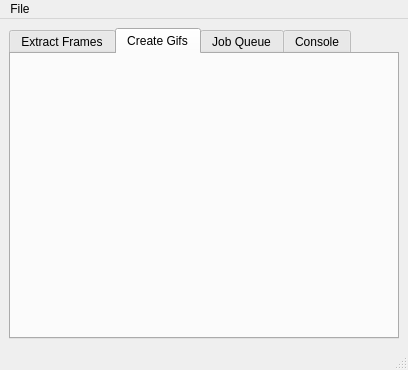
Qt form data/screen.ui (KaiAPaulhus/GifExtract) before a commit.
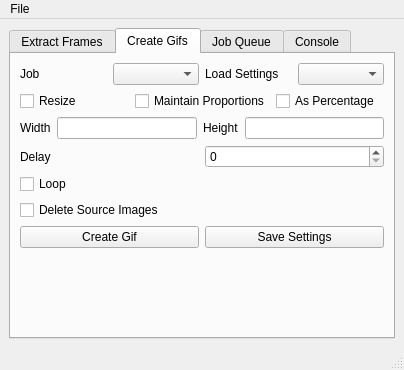
The same form after that commit. The open tabs and pages were chosen to show the change.

```diff
--- a/data/screen.ui
+++ b/data/screen.ui
@@ -6,7 +6,7 @@
    <rect>
     <x>0</x>
     <y>0</y>
-    <width>408</width>
+    <width>404</width>
     <height>370</height>
    </rect>
   </property>
@@ -302,6 +302,147 @@
        <attribute name="title">
         <string>Create Gifs</string>
        </attribute>
+       <layout class="QVBoxLayout" name="verticalLayout_5">
+        <item>
+         <layout class="QHBoxLayout" name="horizontalLayout_15">
+          <item>
+           <widget class="QLabel" name="label_8">
+            <property name="text">
+             <string>Job</string>
+            </property>
+           </widget>
+          </item>
+          <item>
+           <widget class="QComboBox" name="cmb_job"/>
+          </item>
+          <item>
+           <widget class="QLabel" name="label_9">
+            <property name="text">
+             <string>Load Settings</string>
+            </property>
+           </widget>
+          </item>
+          <item>
+           <widget class="QComboBox" name="cmb_loadgifsettings"/>
+          </item>
+         </layout>
+        </item>
+        <item>
+         <layout class="QVBoxLayout" name="verticalLayout_4">
+          <item>
+           <layout class="QHBoxLayout" name="horizontalLayout_13">
+            <item>
+             <widget class="QCheckBox" name="check_resize">
+              <property name="text">
+               <string>Resize</string>
+              </property>
+             </widget>
+            </item>
+            <item>
+             <widget class="QCheckBox" name="check_resize_keepratio">
+              <property name="inputMethodHints">
+               <set>Qt::ImhNone</set>
+              </property>
+              <property name="text">
+               <string>Maintain Proportions</string>
+              </property>
+             </widget>
+            </item>
+            <item>
+             <widget class="QCheckBox" name="check_resize_percent">
+              <property name="text">
+               <string>As Percentage</string>
+              </property>
+             </widget>
+            </item>
+           </layout>
+          </item>
+          <item>
+           <layout class="QHBoxLayout" name="horizontalLayout_12">
+            <item>
+             <widget class="QLabel" name="label_4">
+              <property name="text">
+               <string>Width</string>
+              </property>
+             </widget>
+            </item>
+            <item>
+             <widget class="QLineEdit" name="line_resize_width"/>
+            </item>
+            <item>
+             <widget class="QLabel" name="label_7">
+              <property name="text">
+               <string>Height</string>
+              </property>
+             </widget>
+            </item>
+            <item>
+             <widget class="QLineEdit" name="line_resize_height"/>
+            </item>
+           </layout>
+          </item>
+         </layout>
+        </item>
+        <item>
+         <layout class="QHBoxLayout" name="horizontalLayout_14">
+          <item>
+           <widget class="QLabel" name="label_10">
+            <property name="text">
+             <string>Delay</string>
+            </property>
+           </widget>
+          </item>
+          <item>
+           <widget class="QSpinBox" name="spin_delay"/>
+          </item>
+         </layout>
+        </item>
+        <item>
+         <widget class="QCheckBox" name="check_gif_loop">
+          <property name="text">
+           <string>Loop</string>
+          </property>
+         </widget>
+        </item>
+        <item>
+         <widget class="QCheckBox" name="check_gif_deletesource">
+          <property name="text">
+           <string>Delete Source Images</string>
+          </property>
+         </widget>
+        </item>
+        <item>
+         <layout class="QHBoxLayout" name="horizontalLayout_16">
+          <item>
+           <widget class="QPushButton" name="btn_creategif">
+            <property name="text">
+             <string>Create Gif</string>
+            </property>
+           </widget>
+          </item>
+          <item>
+           <widget class="QPushButton" name="btn_savegifsettings">
+            <property name="text">
+             <string>Save Settings</string>
+            </property>
+           </widget>
+          </item>
+         </layout>
+        </item>
+        <item>
+         <spacer name="verticalSpacer_2">
+          <property name="orientation">
+           <enum>Qt::Vertical</enum>
+          </property>
+          <property name="sizeHint" stdset="0">
+           <size>
+            <width>20</width>
+            <height>76</height>
+           </size>
+          </property>
+         </spacer>
+        </item>
+       </layout>
       </widget>
       <widget class="QWidget" name="tab_queue">
        <attribute name="title">
@@ -378,7 +519,7 @@
     <rect>
      <x>0</x>
      <y>0</y>
-     <width>408</width>
+     <width>404</width>
      <height>21</height>
     </rect>
    </property>
```
